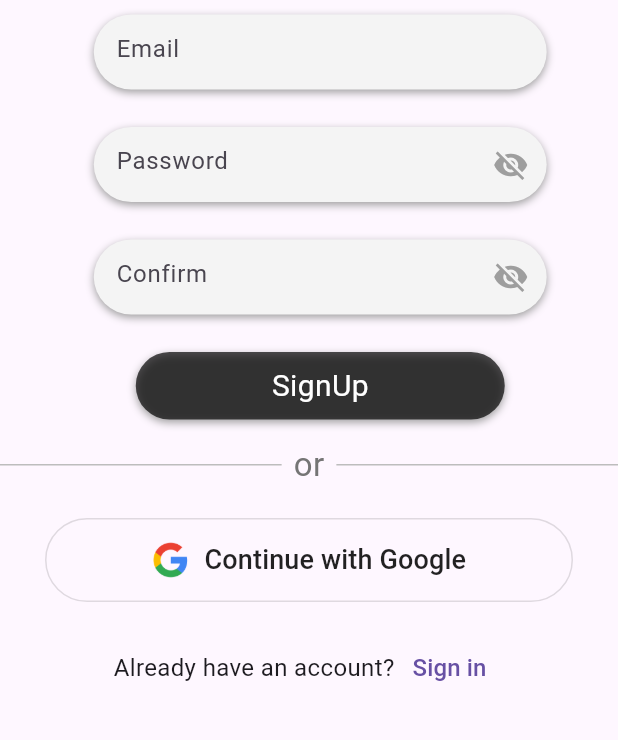
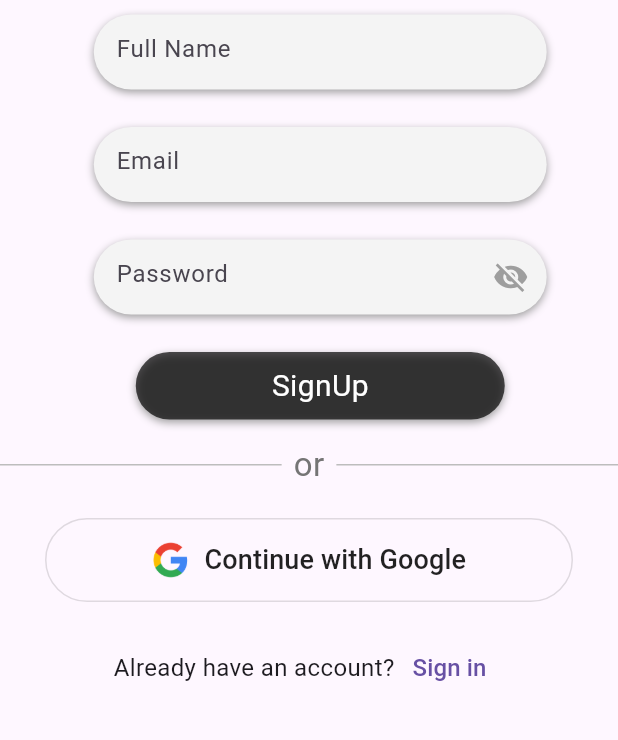
Before and after one commit to swoyamshk/easy_rental, a Flutter app: the screen it shows after launch, after a tap on "SignUp", on a phone screen of 412 x 824 dp, the part 467-1207 px from its top. Run offline on Flutter 3.47's test engine with Material 3 defaults, Android fonts, the phone set to English and light mode, and no system bars; our stand-ins replace cloud_firestore, file_picker, firebase_auth, firebase_core, firebase_storage, fluttertoast and 5 more; accounts and stored records are empty; network calls fail; project files that could hold a hidden picture were left out.

Commit message:
added some features

```diff
--- a/lib/services/auth_services.dart
+++ b/lib/services/auth_services.dart
@@ -45,14 +45,45 @@ void signOutUser(BuildContext context) async {
   }
 }
 class FirebaseAuthServices {
-  Future<User?> signUp(String email, String password) async {
+  Future<User?> signUp(String email, String password, String name) async {
     try {
-      UserCredential credential = await _firebaseAuth
-          .createUserWithEmailAndPassword(email: email, password: password);
-      return credential.user;
+      UserCredential userCredential = await FirebaseAuth.instance.createUserWithEmailAndPassword(
+        email: email,
+        password: password,
+      );
+
+      User? user = userCredential.user;
+
+      // Set the display name
+      if (user != null) {
+        await user.updateProfile(displayName: name);
+      }
+
+      return user;
     } catch (e) {
-      print("Error Signing Up");
+      print("Error signing up: $e");
+      return null;
     }
     return null;
   }
 }
+Future<User?> signUp(String email, String password, String displayName) async {
+  try {
+    UserCredential userCredential = await FirebaseAuth.instance.createUserWithEmailAndPassword(
+      email: email,
+      password: password,
+    );
+
+    User? user = userCredential.user;
+
+    // Set the display name
+    if (user != null) {
+      await user.updateProfile(displayName: displayName);
+    }
+
+    return user;
+  } catch (e) {
+    print("Error signing up: $e");
+    return null;
+  }
+}
--- a/lib/views/emailSignup.dart
+++ b/lib/views/emailSignup.dart
@@ -23,7 +23,7 @@ class emailSignupstate extends State<emailSignup> {
 
   TextEditingController emailcontroller = TextEditingController();
   TextEditingController passwordcontroller = TextEditingController();
-  TextEditingController passwordCcontroller = TextEditingController();
+  TextEditingController namecontroller = TextEditingController();
 
   @override
   Widget build(BuildContext context) {
@@ -76,6 +76,27 @@ class emailSignupstate extends State<emailSignup> {
                               ),
                               child: Center(
                                 child: TextField(
+                                  controller: namecontroller,
+                                  decoration: InputDecoration(
+                                    hintText: 'Full Name',
+                                    border: InputBorder.none,
+                                    contentPadding: EdgeInsets.all(15),
+                                  ),
+                                ),
+                              ),
+                            ),
+                            const SizedBox(height: 10,),
+                            Container(
+                              height: 50,
+                              width: 339,
+                              margin: const EdgeInsets.only(bottom: 15),
+                              decoration: BoxDecoration(
+                                color: boxColor,
+                                borderRadius: BorderRadius.circular(30),
+                                boxShadow: [CustomBoxShadow()],
+                              ),
+                              child: Center(
+                                child: TextField(
                                   controller: emailcontroller,
                                   decoration: InputDecoration(
                                     hintText: 'Email',
@@ -100,38 +121,6 @@ class emailSignupstate extends State<emailSignup> {
                                 obscureText: !isPasswordVisible,
                                 decoration: InputDecoration(
                                   hintText: 'Password',
-                                  border: InputBorder.none,
-                                  contentPadding: EdgeInsets.all(15),
-                                  suffixIcon: IconButton(
-                                    icon: Icon(
-                                      isPasswordVisible
-                                          ? Icons.visibility
-                                          : Icons.visibility_off,
-                                      color: Colors.grey,
-                                    ),
-                                    onPressed: () {
-                                      setState(() {
-                                        isPasswordVisible = !isPasswordVisible;
-                                      });
-                                    },
-                                  ),
-                                ),
-                              ),
-                            ),
-                            const SizedBox(height: 10,),
-                            Container(
-                              height: 50,
-                              width: 339,
-                              margin: const EdgeInsets.only(bottom: 15),
-                              decoration: BoxDecoration(
-                                  color: GlobalColors.boxColor,
-                                  borderRadius: BorderRadius.circular(30),
-                                  boxShadow: [CustomBoxShadow()]),
-                              child: TextField(
-                                controller: passwordCcontroller,
-                                obscureText: !isPasswordVisible,
-                                decoration: InputDecoration(
-                                  hintText: 'Confirm',
                                   border: InputBorder.none,
                                   contentPadding: EdgeInsets.all(15),
                                   suffixIcon: IconButton(
@@ -244,11 +233,10 @@ class emailSignupstate extends State<emailSignup> {
 
   void _signup() async {
     String password = passwordcontroller.text;
-    String confirmPassword = passwordCcontroller.text;
     String email = emailcontroller.text;
+    String name = namecontroller.text;
 
-    if (password == confirmPassword) {
-      User? user = await _auth.signUp(email, password);
+      User? user = await _auth.signUp(email, password, name);
 
       if (user != null) {
         print("User successfully registered");
@@ -256,10 +244,7 @@ class emailSignupstate extends State<emailSignup> {
       } else {
         print("Error registering user");
       }
-    } else {
-      print("Passwords do not match");
     }
-  }
 
   Widget _signUpWithGoogle() {
     return Container(
```
Also changed, not shown: lib/modules/book_history_tile.dart (+3 -21 lines), lib/modules/rent_history_tile.dart (+107 -37 lines), lib/views/book.dart (+5 -31 lines), 1 other file.
